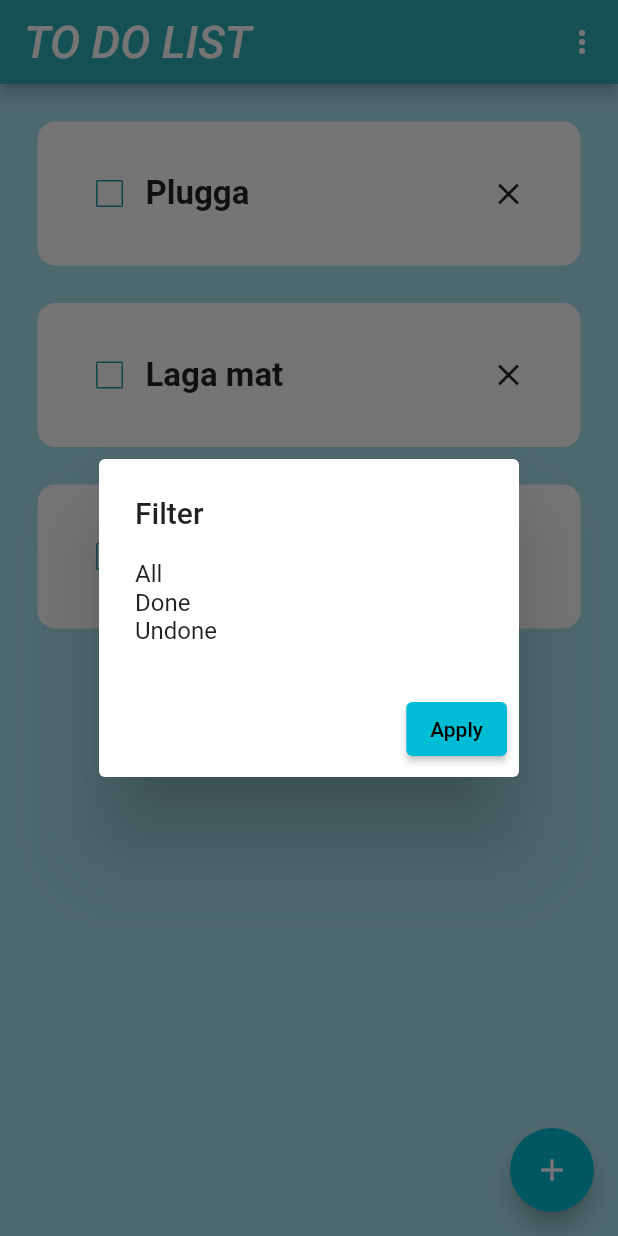
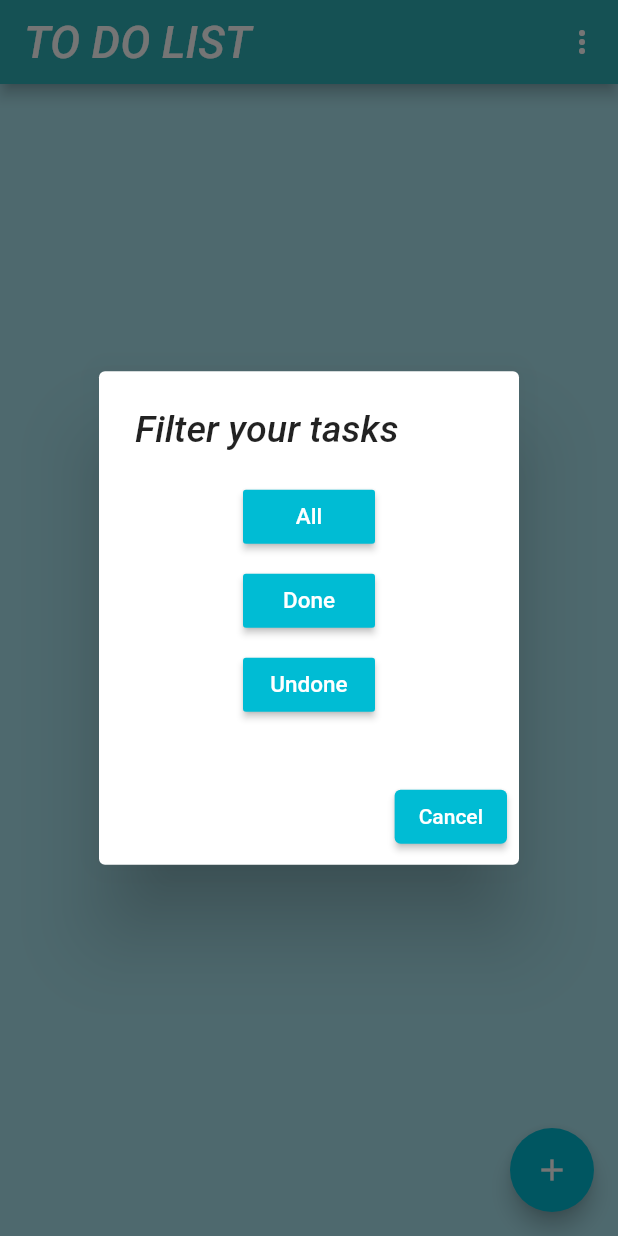
Before and after one commit to gu-tig333-ht23/gusamanbo, a Flutter app: the screen it shows after launch, after a tap on the "more vert" icon, on a phone screen of 412 x 824 dp. Run offline on Flutter 3.47's test engine with Material 2 defaults, Android fonts, the phone set to English and light mode, and no system bars.

Commit message:
Färdig vecka 2

```diff
--- /dev/null
+++ b/lib/filter.dart
@@ -0,0 +1,63 @@
+import 'package:flutter/material.dart';
+import 'my_button.dart';
+
+enum TaskFilter {
+  All,
+  Done,
+  Undone,
+}
+
+// ignore: must_be_immutable
+class MyFilter extends StatelessWidget {
+  final Function(TaskFilter) onFilterSelected;
+
+  MyFilter({
+    super.key,
+    required this.onFilterSelected,
+  });
+
+  @override
+  Widget build(BuildContext context) {
+    return AlertDialog(
+      title: const Text('Filter your tasks',
+          style: TextStyle(fontSize: 25, fontStyle: FontStyle.italic)),
+      content: Column(
+        mainAxisSize: MainAxisSize.min,
+        crossAxisAlignment: CrossAxisAlignment.center,
+        mainAxisAlignment: MainAxisAlignment.center,
+        children: [
+          MyButton(
+              // Select ALL -- return all
+              text: "All",
+              onPressed: () {
+                onFilterSelected(TaskFilter.All);
+              }),
+          const SizedBox(height: 8, width: 150),
+          MyButton(
+              // Select DONE -- return done items
+              text: "Done",
+              onPressed: () {
+                onFilterSelected(TaskFilter.Done);
+              }),
+          const SizedBox(height: 8, width: 150),
+          MyButton(
+              // Select UNDONE -- return undone items
+              text: "Undone",
+              onPressed: () {
+                onFilterSelected(TaskFilter.Undone);
+              }),
+          const SizedBox(height: 8, width: 150),
+        ],
+      ),
+      // Cancel button
+      actions: <Widget>[
+        ElevatedButton(
+          onPressed: () {
+            Navigator.of(context).pop();
+          },
+          child: const Text('Cancel', style: TextStyle(color: Colors.white)),
+        ),
+      ],
+    );
+  }
+}
--- a/lib/home_page.dart
+++ b/lib/home_page.dart
@@ -1,8 +1,8 @@
 import 'package:flutter/material.dart';
 import 'package:flutter/services.dart';
-import 'package:template/addtask_page.dart';
-import 'package:template/todo_tile.dart';
-// import 'package:test/filter.dart'; --- Importera när filter är klart
+import 'addtask_page.dart';
+import 'filter.dart';
+import 'todo_tile.dart';
 
 class HomePage extends StatefulWidget {
   const HomePage({super.key});
@@ -12,23 +12,39 @@ class HomePage extends StatefulWidget {
 }
 
 class _HomePageState extends State<HomePage> {
-  //List of todo task for UI
-  List toDoList = [
-    ['Plugga', false],
-    ['Laga mat', false],
-    ['Läs bok', false],
-  ];
+  TaskFilter currentFilter =
+      TaskFilter.All; // Initialize with 'All' tasks shown
 
-  // Navigate to next screen
-  void _navigateToNextScreen(BuildContext context) {
-    Navigator.of(context)
-        .push(MaterialPageRoute(builder: (context) => addTask()));
+  List<ToDoItem> toDoList = [];
+
+// Filter tasks
+  List<ToDoItem> filterTasks() {
+    switch (currentFilter) {
+      case TaskFilter.All:
+        return toDoList;
+      case TaskFilter.Done:
+        return toDoList.where((task) => task.taskCompleted).toList();
+      case TaskFilter.Undone:
+        return toDoList.where((task) => !task.taskCompleted).toList();
+    }
   }
 
-  //Method for checking boxes
+  // Navigate to next screen and receive new tasks
+  void _navigateToAddTask(BuildContext context) {
+    Navigator.of(context)
+        .push(MaterialPageRoute(builder: (context) => addTask()))
+        .then((value) {
+      if (value != null && value.isNotEmpty) {
+        toDoList.add(ToDoItem(taskName: value, taskCompleted: false));
+        setState(() {}); //Update homepage
+      }
+    });
+  }
+
+  // Method for checking boxes, marking tasks complete
   void checkBoxChanged(bool? value, int index) {
     setState(() {
-      toDoList[index][1] = !toDoList[index][1];
+      toDoList[index].taskCompleted = value ?? false;
     });
   }
 
@@ -47,14 +63,22 @@ class _HomePageState extends State<HomePage> {
                     fontSize: 30,
                     fontStyle: FontStyle.italic,
                     color: Colors.white)),
+
+            // Filter button
             actions: [
               IconButton(
                   onPressed: () {
+                    // Open dialogbox
                     showDialog(
                         context: context,
-                    builder: (BuildContext context) =>
-                        _buildPopupDialog(context),
-                  );
+                        builder: (context) {
+                          return MyFilter(onFilterSelected: (filter) {
+                            setState(() {
+                              currentFilter = filter;
+                            });
+                            Navigator.of(context).pop();
+                          });
+                        });
                   },
                   icon: Icon(Icons.more_vert, color: Colors.white))
             ]),
@@ -62,8 +86,9 @@ class _HomePageState extends State<HomePage> {
         // Floating action -- Navigate to add task screen
         floatingActionButton: FloatingActionButton(
           onPressed: () {
-          _navigateToNextScreen(context);
+            _navigateToAddTask(context);
           },
+          // Button design
           backgroundColor: Colors.cyan,
           child: const Icon(
             Icons.add,
@@ -73,39 +98,24 @@ class _HomePageState extends State<HomePage> {
 
         // List view -- Tasks
         body: ListView.builder(
-        itemCount: toDoList.length,
-        itemBuilder: (context, index) {
+          itemCount: filterTasks().length,
+          itemBuilder: (BuildContext context, int index) {
+            final filteredTasks = filterTasks();
             return ToDoTile(
-            taskName: toDoList[index][0],
-            taskCompleted: toDoList[index][1],
-            onChanged: (value) => checkBoxChanged(value, index),
+              toDoItem: filteredTasks[index],
+              onChanged: (bool? newValue) {
+                checkBoxChanged(newValue, index);
+              },
+              // Delete task function
+              onDelete: () {
+                if (index >= 0 && index < toDoList.length) {
+                  setState(() {
+                    toDoList.removeAt(index);
+                  });
+                }
+              },
             );
           },
-      ),
-    );
+        ));
   }
 }
-
-// Pop up filter, dialouge box
-Widget _buildPopupDialog(BuildContext context) {
-  return AlertDialog(
-    title: const Text('Filter'),
-    content: const Column(
-      mainAxisSize: MainAxisSize.min,
-      crossAxisAlignment: CrossAxisAlignment.start,
-      children: <Widget>[
-        Text("All"),
-        Text("Done"),
-        Text("Undone"),
-      ],
-    ),
-    actions: <Widget>[
-      ElevatedButton(
-        onPressed: () {
-          Navigator.of(context).pop();
-        },
-        child: const Text('Apply'),
-      ),
-    ],
-  );
-}
--- a/lib/main.dart
+++ b/lib/main.dart
@@ -12,7 +12,7 @@ class MyApp extends StatelessWidget {
   Widget build(BuildContext context) {
     return MaterialApp(
       debugShowCheckedModeBanner: false,
-      home: HomePage(),
+      home: const HomePage(),
       theme: ThemeData(primarySwatch: Colors.cyan),
     );
   }
--- /dev/null
+++ b/lib/my_button.dart
@@ -0,0 +1,22 @@
+import 'package:flutter/material.dart';
+
+// ignore: must_be_immutable
+class MyButton extends StatelessWidget {
+  final String text;
+  VoidCallback onPressed;
+
+  MyButton({
+    super.key,
+    required this.text,
+    required this.onPressed,
+  });
+
+  @override
+  Widget build(BuildContext context) {
+    return MaterialButton(
+      onPressed: onPressed,
+      color: Theme.of(context).primaryColor,
+      child: Text(text, style: TextStyle(color: Colors.white, fontSize: 15)),
+    );
+  }
+}
--- a/lib/todo_tile.dart
+++ b/lib/todo_tile.dart
@@ -1,16 +1,26 @@
 import 'package:flutter/material.dart';
+
+class ToDoItem {
+  String taskName;
+  bool taskCompleted;
+
+  ToDoItem({
+    required this.taskName,
+    required this.taskCompleted,
+  });
+}
 
 // ignore: must_be_immutable
 class ToDoTile extends StatelessWidget {
-  final String taskName;
-  final bool taskCompleted;
+  final ToDoItem toDoItem;
   Function(bool?)? onChanged;
+  Function()? onDelete;
 
   ToDoTile({
     super.key,
-    required this.taskName,
-    required this.taskCompleted,
+    required this.toDoItem,
     required this.onChanged,
+    required this.onDelete,
   });
 
   @override
@@ -27,24 +37,28 @@ class ToDoTile extends StatelessWidget {
           children: [
             // Checkbox
             Checkbox(
-                value: taskCompleted,
+                value: toDoItem.taskCompleted,
                 onChanged: onChanged,
                 side: BorderSide(color: Color.fromARGB(255, 33, 153, 168)),
                 activeColor: Color.fromARGB(255, 33, 153, 168)),
 
             // Task name
             Expanded(
-                child: Text(taskName,
+                child: Text(toDoItem.taskName,
                     style: TextStyle(
                       fontSize: 22,
                       fontWeight: FontWeight.w600,
-                      decoration: taskCompleted
+                      decoration: toDoItem.taskCompleted
                           ? TextDecoration.lineThrough
                           : TextDecoration.none,
                     ))),
 
-            // Delete task
-            IconButton(onPressed: () {}, icon: Icon(Icons.close))
+            // Delete task (Function in home page)
+            IconButton(
+                onPressed: () {
+                  onDelete!();
+                },
+                icon: Icon(Icons.close))
           ],
         ),
       ),
```
Also changed, not shown: lib/addtask_page.dart (+14 -3 lines). Lines whose indentation alone changed are shown as unchanged.
